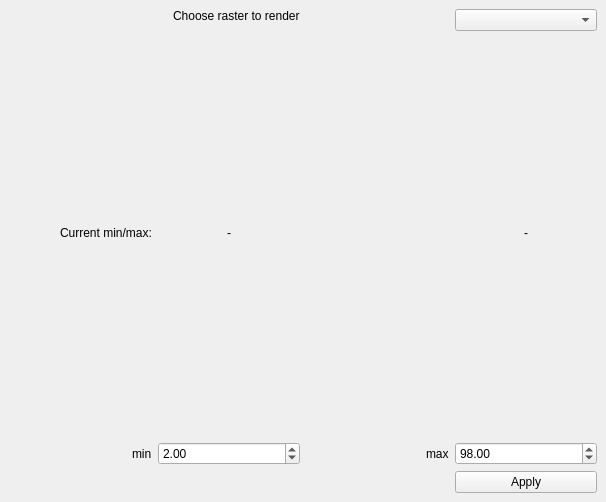
Qt form plugins/raster_stretch_2_98/raster_stretch_dockwidget_base.ui (ms888ekb/plugin_factory) before a commit.
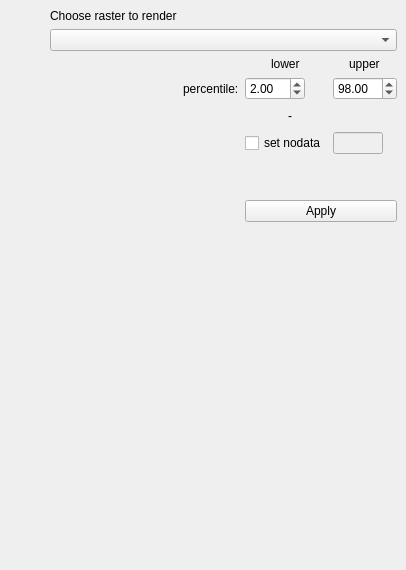
The same form after that commit.

Diff of the .ui file:
```diff
--- a/plugins/raster_stretch_2_98/raster_stretch_dockwidget_base.ui
+++ b/plugins/raster_stretch_2_98/raster_stretch_dockwidget_base.ui
@@ -6,103 +6,156 @@
    <rect>
     <x>0</x>
     <y>0</y>
-    <width>606</width>
-    <height>502</height>
+    <width>406</width>
+    <height>570</height>
    </rect>
   </property>
+  <property name="sizePolicy">
+   <sizepolicy hsizetype="Preferred" vsizetype="Fixed">
+    <horstretch>0</horstretch>
+    <verstretch>0</verstretch>
+   </sizepolicy>
+  </property>
   <property name="windowTitle">
    <string>RasterStretch</string>
   </property>
   <widget class="QWidget" name="dockWidgetContents">
    <layout class="QGridLayout" name="gridLayout">
-    <item row="0" column="1" alignment="Qt::AlignRight|Qt::AlignTop">
+    <item row="0" column="3" alignment="Qt::AlignTop">
      <widget class="QLabel" name="label_2">
+      <property name="sizePolicy">
+       <sizepolicy hsizetype="Fixed" vsizetype="Fixed">
+        <horstretch>0</horstretch>
+        <verstretch>0</verstretch>
+       </sizepolicy>
+      </property>
       <property name="text">
        <string>Choose raster to render</string>
       </property>
      </widget>
     </item>
-    <item row="0" column="3" alignment="Qt::AlignTop">
+    <item row="1" column="3" colspan="4">
      <widget class="QComboBox" name="comboBox"/>
     </item>
-    <item row="1" column="1" alignment="Qt::AlignHCenter|Qt::AlignTop">
-     <widget class="QLabel" name="minValText">
+    <item row="6" column="5">
+     <widget class="QCheckBox" name="checkBoxNoData">
+      <property name="text">
+       <string>set nodata</string>
+      </property>
+     </widget>
+    </item>
+    <item row="2" column="6" alignment="Qt::AlignHCenter">
+     <widget class="QLabel" name="label_6">
+      <property name="text">
+       <string>upper</string>
+      </property>
+     </widget>
+    </item>
+    <item row="6" column="6">
+     <widget class="QLineEdit" name="lineEditNoData">
       <property name="enabled">
-       <bool>true</bool>
+       <bool>false</bool>
       </property>
       <property name="sizePolicy">
-       <sizepolicy hsizetype="Minimum" vsizetype="Minimum">
+       <sizepolicy hsizetype="Fixed" vsizetype="Fixed">
         <horstretch>0</horstretch>
         <verstretch>0</verstretch>
        </sizepolicy>
       </property>
       <property name="maximumSize">
        <size>
-        <width>16777215</width>
-        <height>500000</height>
+        <width>50</width>
+        <height>16777215</height>
        </size>
       </property>
-      <property name="text">
-       <string>-</string>
+      <property name="inputMask">
+       <string>#######</string>
       </property>
      </widget>
     </item>
-    <item row="2" column="2" alignment="Qt::AlignRight">
-     <widget class="QLabel" name="label_4">
-      <property name="text">
-       <string>max</string>
+    <item row="9" column="4">
+     <spacer name="verticalSpacer">
+      <property name="orientation">
+       <enum>Qt::Vertical</enum>
       </property>
-     </widget>
+      <property name="sizeHint" stdset="0">
+       <size>
+        <width>20</width>
+        <height>40</height>
+       </size>
+      </property>
+     </spacer>
     </item>
-    <item row="2" column="0" alignment="Qt::AlignRight">
+    <item row="4" column="0">
+     <spacer name="horizontalSpacer">
+      <property name="orientation">
+       <enum>Qt::Horizontal</enum>
+      </property>
+      <property name="sizeHint" stdset="0">
+       <size>
+        <width>40</width>
+        <height>20</height>
+       </size>
+      </property>
+     </spacer>
+    </item>
+    <item row="3" column="4">
      <widget class="QLabel" name="label_3">
       <property name="text">
-       <string>min</string>
+       <string>percentile:</string>
       </property>
      </widget>
     </item>
-    <item row="1" column="0" alignment="Qt::AlignRight|Qt::AlignTop">
-     <widget class="QLabel" name="label_5">
-      <property name="sizePolicy">
-       <sizepolicy hsizetype="Preferred" vsizetype="Preferred">
-        <horstretch>0</horstretch>
-        <verstretch>0</verstretch>
-       </sizepolicy>
-      </property>
+    <item row="2" column="5" alignment="Qt::AlignHCenter">
+     <widget class="QLabel" name="label">
       <property name="text">
-       <string>Current min/max:</string>
+       <string>lower</string>
       </property>
      </widget>
     </item>
-    <item row="1" column="3" alignment="Qt::AlignHCenter|Qt::AlignTop">
-     <widget class="QLabel" name="maxValText">
-      <property name="maximumSize">
-       <size>
-        <width>16777215</width>
-        <height>16777214</height>
-       </size>
-      </property>
-      <property name="text">
-       <string>-</string>
-      </property>
-     </widget>
-    </item>
-    <item row="4" column="3">
+    <item row="8" column="5" colspan="2">
      <widget class="QPushButton" name="Apply">
       <property name="text">
        <string>Apply</string>
       </property>
      </widget>
     </item>
-    <item row="2" column="1">
-     <widget class="QDoubleSpinBox" name="minPercVal">
-      <property name="value">
-       <double>2.000000000000000</double>
+    <item row="7" column="5">
+     <spacer name="verticalSpacer_2">
+      <property name="orientation">
+       <enum>Qt::Vertical</enum>
       </property>
-     </widget>
+      <property name="sizeType">
+       <enum>QSizePolicy::Fixed</enum>
+      </property>
+      <property name="sizeHint" stdset="0">
+       <size>
+        <width>20</width>
+        <height>40</height>
+       </size>
+      </property>
+     </spacer>
     </item>
-    <item row="2" column="3">
+    <item row="3" column="6">
      <widget class="QDoubleSpinBox" name="maxPercVal">
+      <property name="sizePolicy">
+       <sizepolicy hsizetype="Fixed" vsizetype="Fixed">
+        <horstretch>0</horstretch>
+        <verstretch>0</verstretch>
+       </sizepolicy>
+      </property>
+      <property name="minimumSize">
+       <size>
+        <width>15</width>
+        <height>0</height>
+       </size>
+      </property>
+      <property name="maximumSize">
+       <size>
+        <width>100</width>
+        <height>50</height>
+       </size>
+      </property>
       <property name="maximum">
        <double>100.000000000000000</double>
       </property>
@@ -111,6 +164,50 @@
       </property>
      </widget>
     </item>
+    <item row="3" column="5">
+     <widget class="QDoubleSpinBox" name="minPercVal">
+      <property name="sizePolicy">
+       <sizepolicy hsizetype="Fixed" vsizetype="Fixed">
+        <horstretch>0</horstretch>
+        <verstretch>0</verstretch>
+       </sizepolicy>
+      </property>
+      <property name="minimumSize">
+       <size>
+        <width>0</width>
+        <height>0</height>
+       </size>
+      </property>
+      <property name="maximumSize">
+       <size>
+        <width>60</width>
+        <height>50</height>
+       </size>
+      </property>
+      <property name="baseSize">
+       <size>
+        <width>0</width>
+        <height>0</height>
+       </size>
+      </property>
+      <property name="value">
+       <double>2.000000000000000</double>
+      </property>
+     </widget>
+    </item>
+    <item row="4" column="4" colspan="3" alignment="Qt::AlignHCenter">
+     <widget class="QLabel" name="nodataText">
+      <property name="maximumSize">
+       <size>
+        <width>16777215</width>
+        <height>16777214</height>
+       </size>
+      </property>
+      <property name="text">
+       <string>-</string>
+      </property>
+     </widget>
+    </item>
    </layout>
   </widget>
  </widget>
```
Left out of the diff: 3 changed lines with no effect on the pictures.
